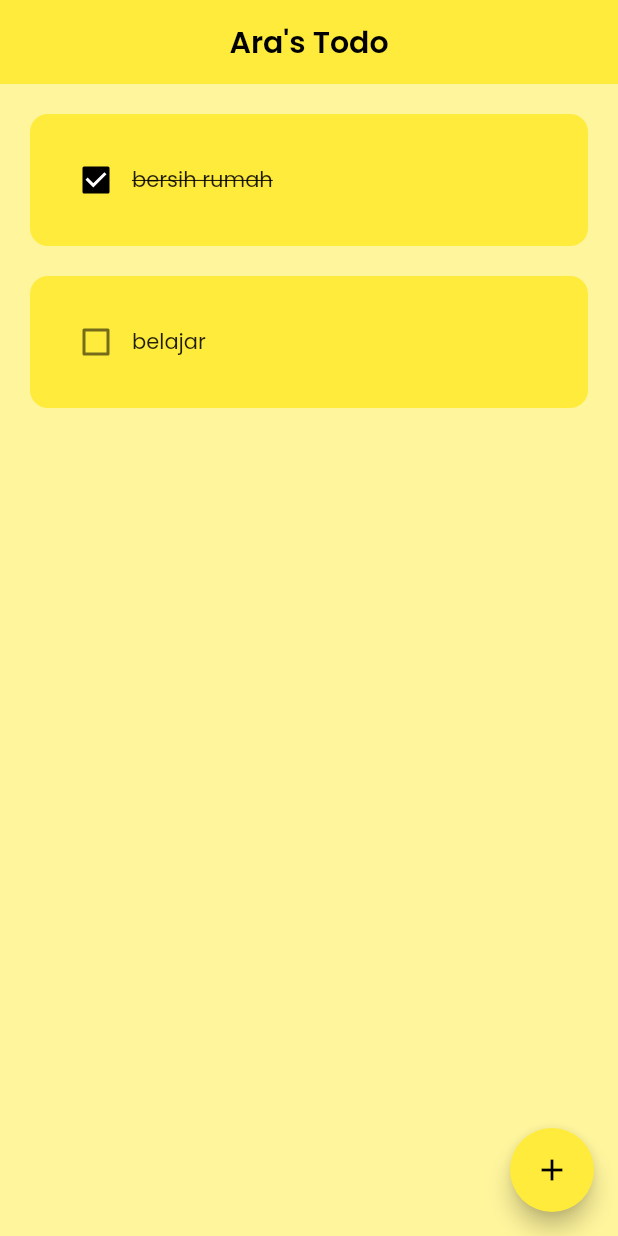
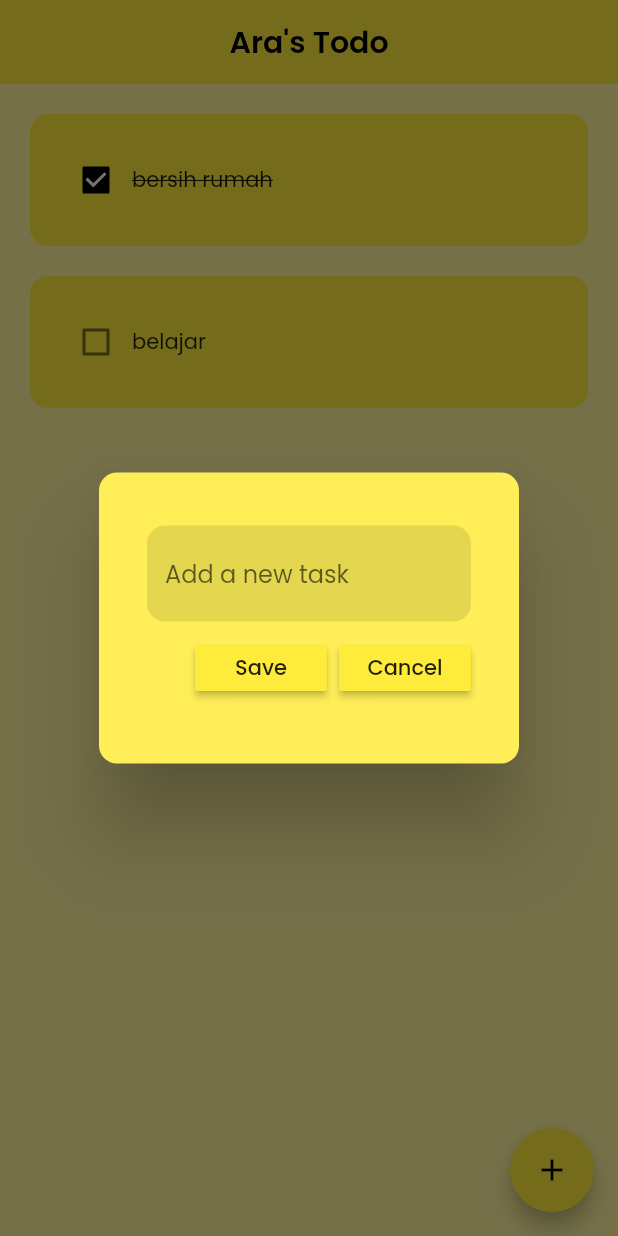
Before and after one commit to fauzirramadan/todolist_hive, a Flutter app: the screen it shows after launch, after a tap on the "add" icon, on a phone screen of 412 x 824 dp. Run offline on Flutter 3.47's test engine with Material 2 defaults, Android fonts, the phone set to English and light mode, and no system bars; our stand-ins replace google_fonts.

Commit message:
add todo

```diff
--- a/lib/ui/home.dart
+++ b/lib/ui/home.dart
@@ -1,4 +1,5 @@
 import 'package:flutter/material.dart';
+import 'package:todolist_hive/utils/dialog_box.dart';
 
 import '../utils/todo_tile.dart';
 
@@ -10,6 +11,15 @@ class HomePage extends StatefulWidget {
 }
 
 class _HomePageState extends State<HomePage> {
+  // text controller
+  final _controller = TextEditingController();
+
+  @override
+  void dispose() {
+    _controller.dispose();
+    super.dispose();
+  }
+
   // list todo
   List toDoList = [
     ["bersih rumah", true],
@@ -21,6 +31,25 @@ class _HomePageState extends State<HomePage> {
     setState(() {
       toDoList[index][1] = !toDoList[index][1];
     });
+  }
+
+  // save new task
+  void saveNewTask() {
+    setState(() {
+      toDoList.add([_controller.text, false]);
+      _controller.clear();
+    });
+    Navigator.pop(context);
+  }
+
+  // create a new task
+  void createNewTask() {
+    showDialog(
+        context: context,
+        builder: (_) => DialogBox(
+              controller: _controller,
+              onSave: saveNewTask,
+            ));
   }
 
   @override
@@ -36,7 +65,7 @@ class _HomePageState extends State<HomePage> {
         ),
       ),
       floatingActionButton: FloatingActionButton(
-        onPressed: () {},
+        onPressed: createNewTask,
         child: const Icon(Icons.add),
       ),
       body: ListView.builder(
--- /dev/null
+++ b/lib/utils/dialog_box.dart
@@ -0,0 +1,49 @@
+import 'package:flutter/material.dart';
+import 'package:todolist_hive/utils/my_button.dart';
+
+class DialogBox extends StatelessWidget {
+  final VoidCallback onSave;
+  final TextEditingController controller;
+  const DialogBox({super.key, required this.controller, required this.onSave});
+
+  @override
+  Widget build(BuildContext context) {
+    return AlertDialog(
+      shape: RoundedRectangleBorder(borderRadius: BorderRadius.circular(12)),
+      backgroundColor: Colors.yellow[400],
+      content: Container(
+        padding: const EdgeInsets.all(8),
+        height: 150,
+        child: Column(
+          mainAxisAlignment: MainAxisAlignment.spaceEvenly,
+          children: [
+            TextFormField(
+              controller: controller,
+              decoration: InputDecoration(
+                  border: OutlineInputBorder(
+                      borderRadius: BorderRadius.circular(12),
+                      borderSide: BorderSide.none),
+                  hintText: "Add a new task",
+                  filled: true,
+                  fillColor: Colors.black.withOpacity(0.1)),
+            ),
+            Row(
+              mainAxisAlignment: MainAxisAlignment.end,
+              children: [
+                // save button
+                MyButton(text: "Save", onPressed: onSave),
+                const SizedBox(
+                  width: 8,
+                ),
+                // cancel button
+                MyButton(
+                    text: "Cancel",
+                    onPressed: () => Navigator.of(context).pop())
+              ],
+            )
+          ],
+        ),
+      ),
+    );
+  }
+}
--- /dev/null
+++ b/lib/utils/my_button.dart
@@ -0,0 +1,17 @@
+import 'package:flutter/material.dart';
+
+class MyButton extends StatelessWidget {
+  final String text;
+  final VoidCallback onPressed;
+  const MyButton({super.key, required this.text, required this.onPressed});
+
+  @override
+  Widget build(BuildContext context) {
+    return MaterialButton(
+      height: 30,
+      color: Theme.of(context).primaryColor,
+      onPressed: onPressed,
+      child: Text(text),
+    );
+  }
+}
--- a/lib/utils/todo_tile.dart
+++ b/lib/utils/todo_tile.dart
@@ -28,12 +28,16 @@ class ToDoTile extends StatelessWidget {
               activeColor: Colors.black,
             ),
             // task name
-            Text(
-              taskName,
-              style: TextStyle(
-                  decoration: isCompleted
-                      ? TextDecoration.lineThrough
-                      : TextDecoration.none),
+            Flexible(
+              child: Text(
+                taskName,
+                style: TextStyle(
+                    overflow: TextOverflow.ellipsis,
+                    decoration: isCompleted
+                        ? TextDecoration.lineThrough
+                        : TextDecoration.none),
+                maxLines: 2,
+              ),
             ),
           ],
         ),
```
